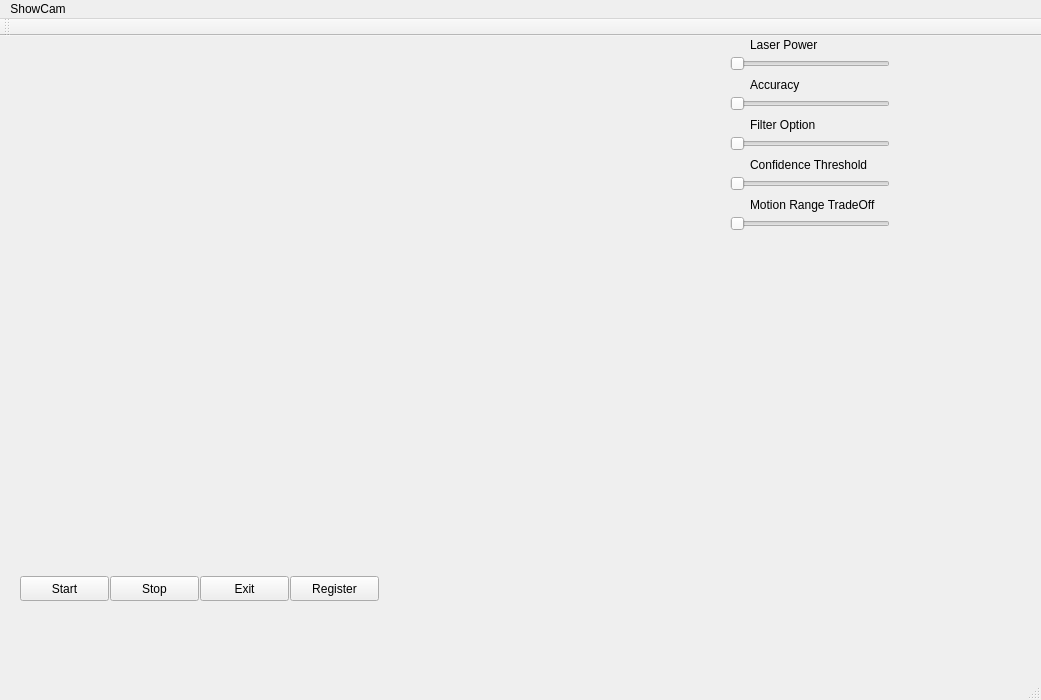
First picture: the form in mainwindow.ui, repository yvodelaere/QtRealSense, before the edit.
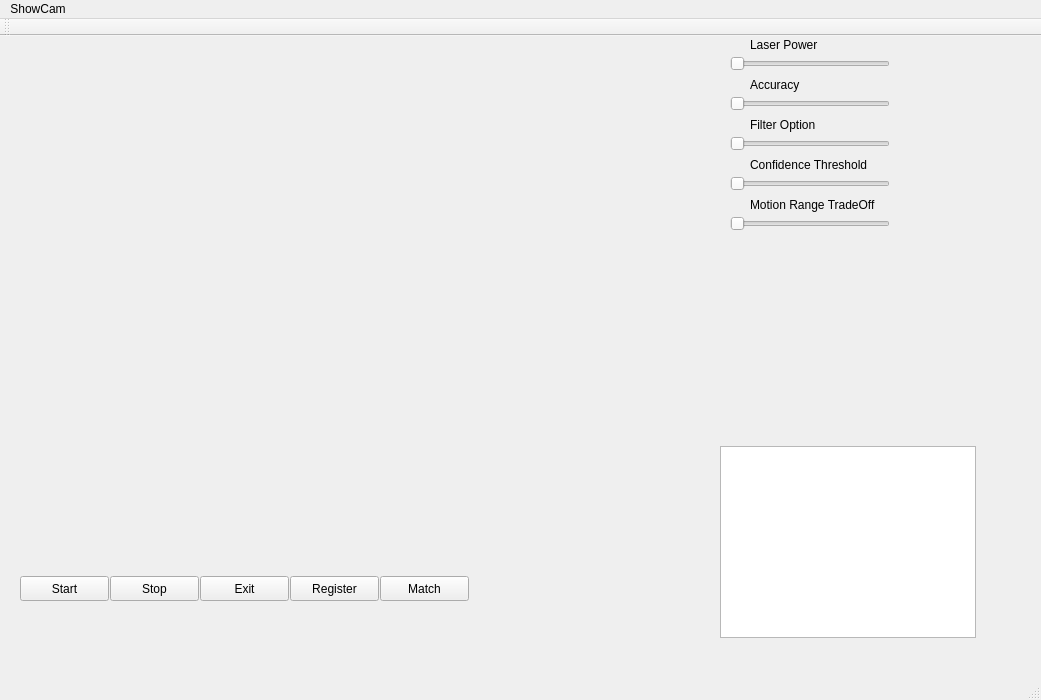
Second picture: the form after the edit.

Commit message: Added the recognition software of luuk

Patch:
```diff
--- a/mainwindow.ui
+++ b/mainwindow.ui
@@ -248,6 +248,29 @@
      <string>Register</string>
     </property>
    </widget>
+   <widget class="QTextBrowser" name="textBrowser">
+    <property name="geometry">
+     <rect>
+      <x>720</x>
+      <y>410</y>
+      <width>256</width>
+      <height>192</height>
+     </rect>
+    </property>
+   </widget>
+   <widget class="QPushButton" name="matchBtn">
+    <property name="geometry">
+     <rect>
+      <x>380</x>
+      <y>540</y>
+      <width>89</width>
+      <height>25</height>
+     </rect>
+    </property>
+    <property name="text">
+     <string>Match</string>
+    </property>
+   </widget>
   </widget>
   <widget class="QMenuBar" name="menuBar">
    <property name="geometry">
```
The commit also changes 2 other files.
